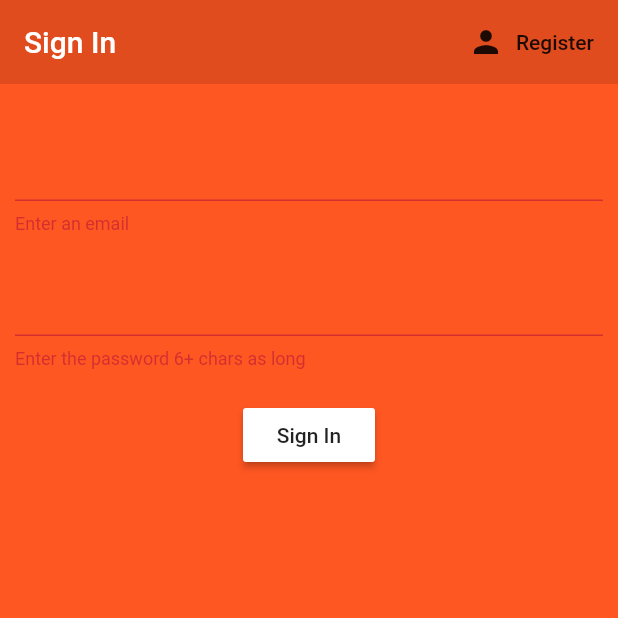
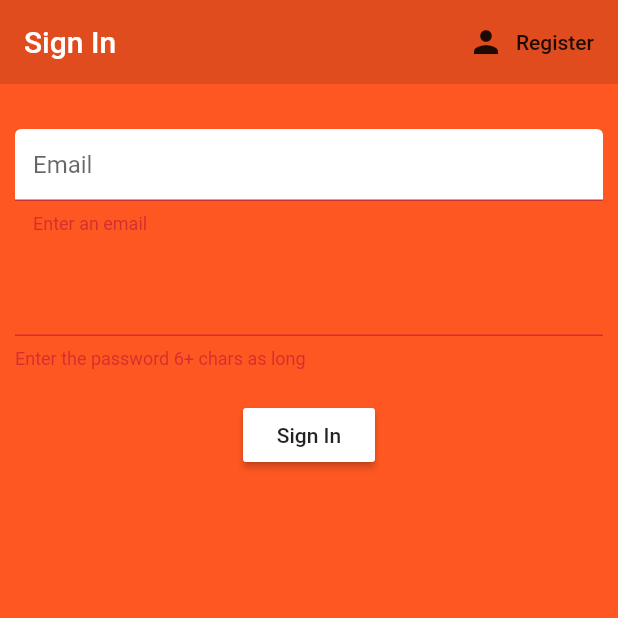
Before and after one commit to debbebi/MinicipaliteFlutterApp, a Flutter app: the screen it shows after launch, after a tap on "Sign In", on a phone screen of 412 x 824 dp, the top half of it. Run offline on Flutter 3.47's test engine with Material 2 defaults, Android fonts, the phone set to English and light mode, and no system bars; our stand-ins replace firebase_auth; accounts and stored records are empty.

Commit message:
sign in form design

```diff
--- a/lib/screens/authenticate/sign_in.dart
+++ b/lib/screens/authenticate/sign_in.dart
@@ -45,6 +45,14 @@ class _SignInState extends State<SignIn> {
               children: <Widget>[
                 SizedBox(height: 20.0),
                 TextFormField(
+                  decoration: InputDecoration(
+                    hintText: "Email",
+                    fillColor: Colors.white,
+                    filled: true,
+                    enabledBorder: OutlineInputBorder(
+                      borderSide: BorderSide(color: Colors.white,width: 2.0),
+                    )
+                  ),
                   validator: (val) => val.isEmpty ? 'Enter an email ' : null ,
                   onChanged: (val){
                         setState(() => email=val);
@@ -64,13 +72,13 @@ class _SignInState extends State<SignIn> {
                   color:Colors.white ,
                   child: Text("Sign In"),
                   onPressed: () async {
-                    if (_formKey.currentState.validate()){
-                      print("valid");
+                    if (_formKey.currentState.validate()) {
+                      dynamic result = await _auth.signInWithEmailAndPassword(email, password);
                       //dynamic result = await _auth.registerWithEmailAndPassword(email,password);
-                      /*if (result == null ){
-                        setState(()=> err = "Enter a valid email" );
+                      if (result == null ){
+                        setState(()=> err = "Could not sign in with these credentiels" );
 
-                      }*/
+                      }
                     }
                   },
                 ),
--- a/lib/services/auth.dart
+++ b/lib/services/auth.dart
@@ -26,7 +26,16 @@ class AuthService{
   }
 
   // sign in with email & password
-
+  Future signInWithEmailAndPassword(String email,String password) async {
+    try{
+      AuthResult result = await _auth.signInWithEmailAndPassword(email: email, password: password);
+      FirebaseUser user = result.user;
+      return _userfromFirebaseUser(user);
+    }catch(e){
+      print(e.toString());
+      return null;
+    }
+  }
 
   // register with email & password
   Future registerWithEmailAndPassword(String email,String password) async {
```
